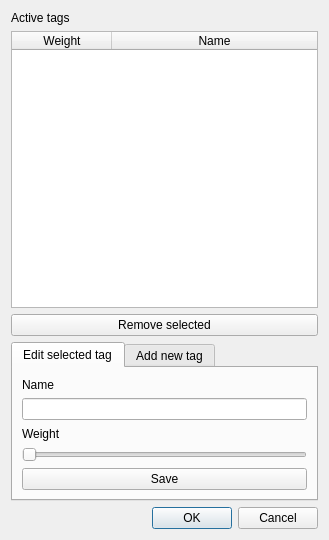
This is hintergrund-ui/tags_dialog.ui in univrsal/hintergrund as Qt 5 draws it before an edit. The edited form follows.
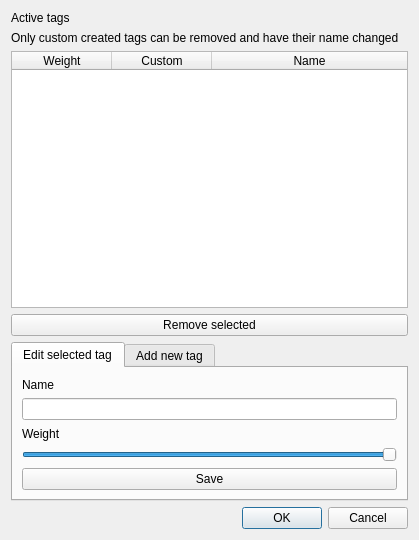
This is the edited form. The open tabs and pages were chosen to show the change. Icons and pictures are not drawn.

Patch:
```diff
--- a/hintergrund-ui/tags_dialog.ui
+++ b/hintergrund-ui/tags_dialog.ui
@@ -6,7 +6,7 @@
    <rect>
     <x>0</x>
     <y>0</y>
-    <width>329</width>
+    <width>419</width>
     <height>540</height>
    </rect>
   </property>
@@ -25,6 +25,16 @@
      </property>
     </widget>
    </item>
+   <item>
+    <widget class="QLabel" name="label">
+     <property name="text">
+      <string>&lt;html&gt;&lt;head/&gt;&lt;body&gt;&lt;p&gt;Only custom created tags can be removed and have their name changed&lt;/p&gt;&lt;/body&gt;&lt;/html&gt;</string>
+     </property>
+     <property name="wordWrap">
+      <bool>true</bool>
+     </property>
+    </widget>
+   </item>
    <item>
     <widget class="QTableWidget" name="tags_table">
      <property name="enabled">
@@ -42,8 +52,11 @@
      <property name="showGrid">
       <bool>false</bool>
      </property>
+     <property name="rowCount">
+      <number>0</number>
+     </property>
      <property name="columnCount">
-      <number>2</number>
+      <number>3</number>
      </property>
      <attribute name="horizontalHeaderStretchLastSection">
       <bool>true</bool>
@@ -59,6 +72,11 @@
        <set>AlignCenter</set>
       </property>
      </column>
+     <column>
+      <property name="text">
+       <string>Custom</string>
+      </property>
+     </column>
      <column>
       <property name="text">
        <string>Name</string>
@@ -120,6 +138,9 @@
          <property name="maximum">
           <number>100</number>
          </property>
+         <property name="value">
+          <number>100</number>
+         </property>
          <property name="orientation">
           <enum>Qt::Horizontal</enum>
          </property>
```
Left out of the diff: 2 changed lines with no effect on the pictures.
